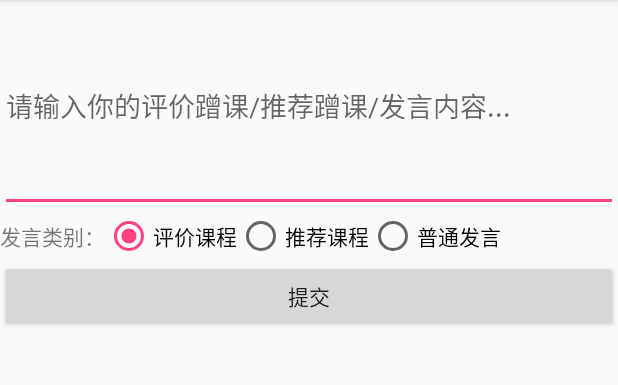
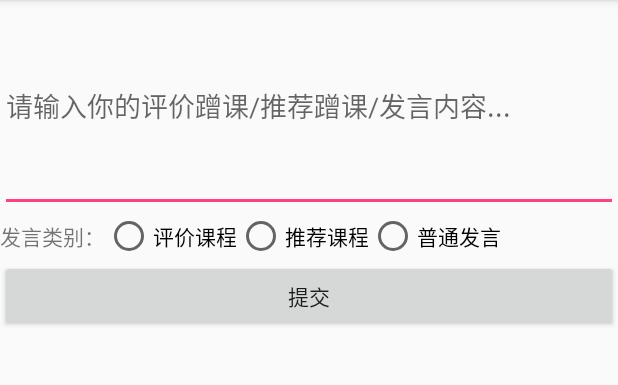
Before and after one commit to CengLaiCengQu/CengYiCeng, an Android app: the fragment NeighbourFragment shown on its own in the app's theme, after a tap on "提交", on a phone screen of 412 x 824 dp, the part 84-469 px from its top. Run offline under Robolectric (Android 15) with nearby library versions, the phone set to English and light mode, and no system bars; libraries missing offline, so code that uses them is left out: cn.bmob.v3; 5 statements that could not run were skipped.

Commit message:
修复了社区存在的bug

```diff
--- a/app/src/main/java/com/example/rubrub/EntityClass/BlogClass.java
+++ b/app/src/main/java/com/example/rubrub/EntityClass/BlogClass.java
@@ -15,6 +15,7 @@ public class BlogClass extends BmobObject implements Serializable{
     private String Uid;
     private Date time;
     private String MicroBlog;
+    int searchused;
 
     public String getUname() {
         return Uname;
@@ -47,4 +48,7 @@ public class BlogClass extends BmobObject implements Serializable{
     public void setMicroBlog(String microBlog) {
         this.MicroBlog = microBlog;
     }
+    public void setSearchused(int num){searchused = num;}
+
+    //public int getSearchused(){return searchused;}
 }
--- a/app/src/main/java/com/example/rubrub/Fragment/NeighbourFragment.java
+++ b/app/src/main/java/com/example/rubrub/Fragment/NeighbourFragment.java
@@ -32,7 +32,7 @@ public class NeighbourFragment  extends Fragment{
     private RadioGroup rg;
     private Button button;
     private TextView textView;
-    private String str;//标示选择了哪一种类型的发言。
+    String str;//标示选择了哪一种类型的发言。
     String inputText;//存放用户输入的发言内容
     String outputText;//存放将要显示的内容
     String time;
@@ -56,7 +56,7 @@ public class NeighbourFragment  extends Fragment{
         textView =(TextView) getActivity().findViewById(R.id.text_view);
         BmobQuery<BlogClass> query = new BmobQuery<BlogClass>();
         //查询playerName叫“比目”的数据
-        query.addWhereEqualTo("Uname", "lucky");
+        query.addWhereEqualTo("searchused", 1);
         //返回50条数据，如果不加上这条语句，默认返回10条数据
         query.setLimit(50);
         //执行查询方法
@@ -67,7 +67,7 @@ public class NeighbourFragment  extends Fragment{
                     //toast("查询成功：共"+object.size()+"条数据。");
                     for (BlogClass bc : object) {
                         //获得数据的objectId信息
-                        outputText = bc.getUid();
+                        //outputText = bc.getUid();
                         //获得playerName的信息
                         outputText += bc.getUname();
                         //获得createdAt数据创建时间（注意是：createdAt，不是createAt）
@@ -75,7 +75,7 @@ public class NeighbourFragment  extends Fragment{
                         //获取留言
                         outputText += bc.getMicroBlog();
                         outputText += "\r\n";
-                        textView.append(outputText);
+                        textView.setText(outputText);
                     }
                 }else{
                     Log.i("bmob","失败："+e.getMessage()+","+e.getErrorCode());
@@ -126,13 +126,14 @@ public class NeighbourFragment  extends Fragment{
                         Date curDate = new Date(System.currentTimeMillis());
                         time = formatter.format(curDate);
                         //inputText += time;
-                        inputText += str;
-                        inputText = edittext.getText().toString();
+                        inputText = str;
+                        inputText += edittext.getText().toString();
                         BlogClass message = new BlogClass();
-                        message.setUname("lucky");
+                        message.setUname("[蹭一蹭用户]");
                         message.setUid("001");
                         message.setMicroBlog(inputText);
                         message.setTime(curDate);
+                        message.setSearchused(1);
                         message.save(new SaveListener<String>() {
                             @Override
                             public void done(String objectId,BmobException e) {
@@ -146,7 +147,5 @@ public class NeighbourFragment  extends Fragment{
                 }
             }
         });
-
-
     }
 }
--- a/app/src/main/res/layout/neighbour_fragment_xml.xml
+++ b/app/src/main/res/layout/neighbour_fragment_xml.xml
@@ -26,7 +26,6 @@
             android:id="@+id/pjck"
             android:layout_width="wrap_content"
             android:layout_height="wrap_content"
-            android:checked="true"
             android:text="评价课程" />
 
 
```
